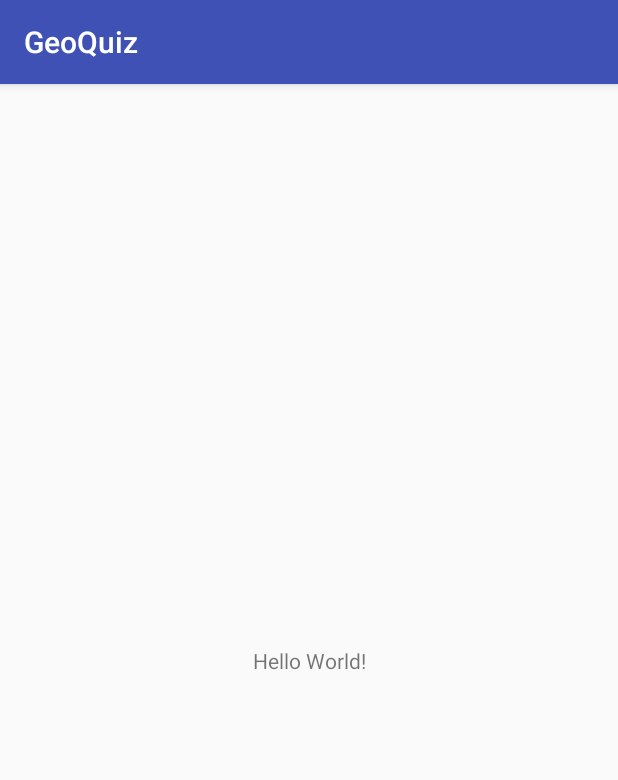
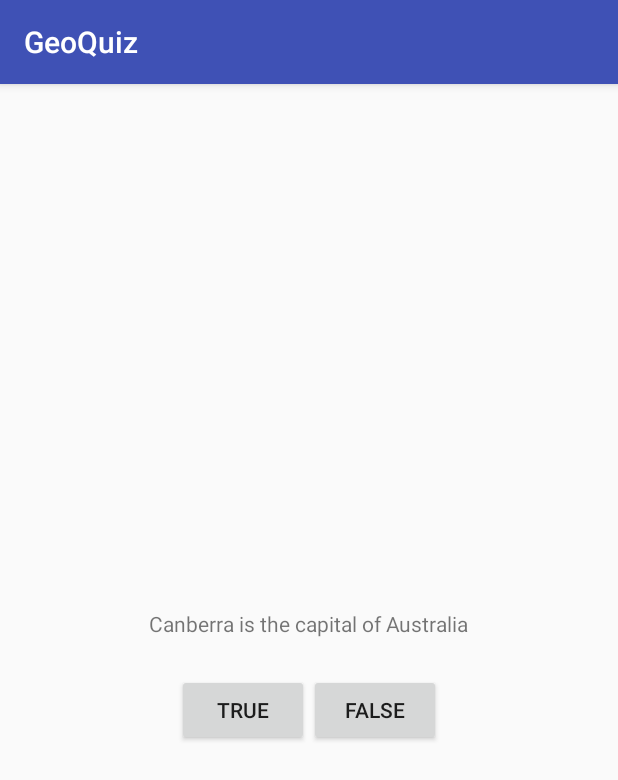
Before and after one commit to bennetthanna/GeoQuiz, an Android app: the screen it shows after launch (QuizActivity), on a phone screen of 412 x 824 dp. Shown: the top 780 px of the screen. Run offline under Robolectric (Android 15) with nearby library versions, the phone set to English and light mode, and no system bars.

Commit message:
Basic GeoQuiz complete with buttons and toasts and runs in emulator Finished Chapter 1

```diff
--- a/app/src/main/java/com/hannabennett/geoquiz/QuizActivity.java
+++ b/app/src/main/java/com/hannabennett/geoquiz/QuizActivity.java
@@ -2,12 +2,37 @@ package com.hannabennett.geoquiz;
 
 import android.support.v7.app.AppCompatActivity;
 import android.os.Bundle;
+import android.view.View;
+import android.widget.Button;
+import android.widget.Toast;
 
 public class QuizActivity extends AppCompatActivity {
+
+    private Button mTrueButton;
+    private Button mFalseButton;
 
     @Override
     protected void onCreate(Bundle savedInstanceState) {
         super.onCreate(savedInstanceState);
         setContentView(R.layout.activity_quiz);
+
+        mTrueButton = (Button) findViewById(R.id.true_button);
+        mTrueButton.setOnClickListener(new View.OnClickListener() {
+            @Override
+            public void onClick(View v) {
+                Toast.makeText(QuizActivity.this,
+                               R.string.correct_toast,
+                               Toast.LENGTH_SHORT).show();
+            }
+        });
+        mFalseButton = (Button) findViewById(R.id.false_button);
+        mFalseButton.setOnClickListener(new View.OnClickListener() {
+            @Override
+            public void onClick(View v) {
+                Toast.makeText(QuizActivity.this,
+                               R.string.incorrect_toast,
+                               Toast.LENGTH_SHORT).show();
+            }
+        });
     }
 }
--- a/app/src/main/res/layout/activity_quiz.xml
+++ b/app/src/main/res/layout/activity_quiz.xml
@@ -1,18 +1,33 @@
 <?xml version="1.0" encoding="utf-8"?>
-<android.support.constraint.ConstraintLayout xmlns:android="http://schemas.android.com/apk/res/android"
-    xmlns:app="http://schemas.android.com/apk/res-auto"
-    xmlns:tools="http://schemas.android.com/tools"
+<LinearLayout xmlns:android="http://schemas.android.com/apk/res/android"
     android:layout_width="match_parent"
     android:layout_height="match_parent"
-    tools:context="com.hannabennett.geoquiz.QuizActivity">
+    android:gravity="center"
+    android:orientation="vertical" >
 
     <TextView
         android:layout_width="wrap_content"
         android:layout_height="wrap_content"
-        android:text="Hello World!"
-        app:layout_constraintBottom_toBottomOf="parent"
-        app:layout_constraintLeft_toLeftOf="parent"
-        app:layout_constraintRight_toRightOf="parent"
-        app:layout_constraintTop_toTopOf="parent" />
+        android:padding="24dp"
+        android:text="@string/question_text" />
 
-</android.support.constraint.ConstraintLayout>
+    <LinearLayout
+        android:layout_width="wrap_content"
+        android:layout_height="wrap_content"
+        android:orientation="horizontal" >
+
+        <Button
+            android:id="@+id/true_button"
+            android:layout_width="wrap_content"
+            android:layout_height="wrap_content"
+            android:text="@string/true_button" />
+
+        <Button
+            android:id="@+id/false_button"
+            android:layout_width="wrap_content"
+            android:layout_height="wrap_content"
+            android:text="@string/false_button" />
+
+    </LinearLayout>
+
+</LinearLayout>
--- a/app/src/main/res/values/strings.xml
+++ b/app/src/main/res/values/strings.xml
@@ -1,3 +1,8 @@
 <resources>
     <string name="app_name">GeoQuiz</string>
+    <string name="question_text">Canberra is the capital of Australia</string>
+    <string name="true_button">True</string>
+    <string name="false_button">False</string>
+    <string name="correct_toast">Correct!</string>
+    <string name="incorrect_toast">Incorrect!</string>
 </resources>
```
